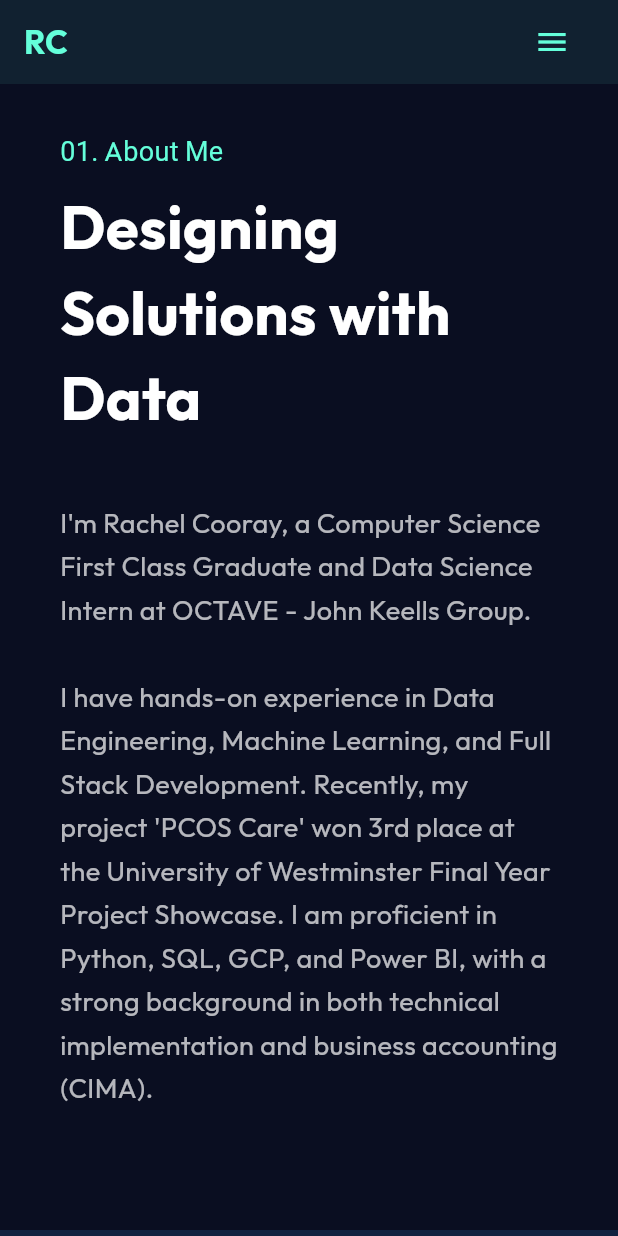
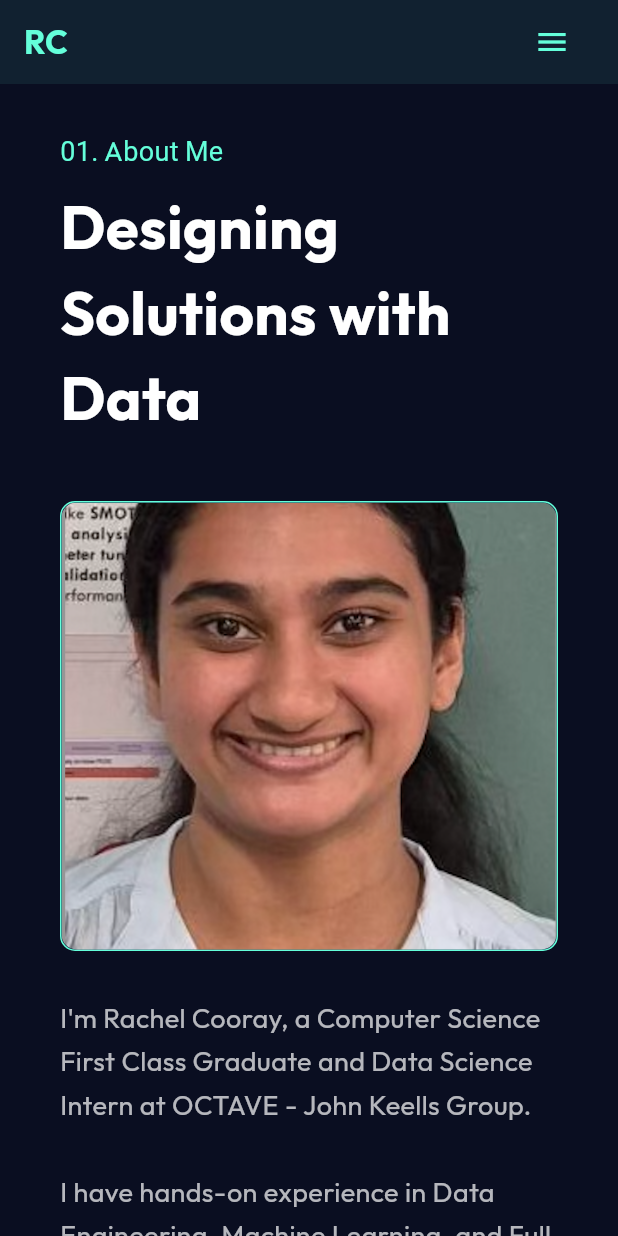
Before and after one commit to rachelcooray/portfolio, a Flutter app: the screen it shows after launch, scrolled down 1152 dp, on a phone screen of 412 x 824 dp. Run offline on Flutter 3.47's test engine with Material 3 defaults, Android fonts, the light colour scheme and no system bars; our stand-ins replace font_awesome_flutter, google_fonts; Roboto replaces fonts that are missing (Fira Code).

Commit message:
profile image updated

```diff
--- a/client/lib/sections/about_section.dart
+++ b/client/lib/sections/about_section.dart
@@ -6,28 +6,12 @@ class AboutSection extends StatelessWidget {
 
   @override
   Widget build(BuildContext context) {
-    return SectionContainer(
-      title: '01. About Me',
-      subtitle: 'Designing Solutions with Data',
-      child: Row(
-        crossAxisAlignment: CrossAxisAlignment.start,
-        children: [
-          Expanded(
-            flex: 3,
-            child: const Text(
-              "I'm Rachel Cooray, a Computer Science First Class Graduate and Data Science Intern at OCTAVE - John Keells Group.\n\n"
-              "I have hands-on experience in Data Engineering, Machine Learning, and Full Stack Development. "
-              "Recently, my project 'PCOS Care' won 3rd place at the University of Westminster Final Year Project Showcase. "
-              "I am proficient in Python, SQL, GCP, and Power BI, with a strong background in both technical implementation and business accounting (CIMA).",
-              style: TextStyle(fontSize: 18, height: 1.6, color: Colors.white70),
-            ),
-          ),
-          if (MediaQuery.of(context).size.width > 800) ...[
-            const SizedBox(width: 50),
-            Expanded(
-              flex: 2,
-              child: Container(
+    final bool isMobile = MediaQuery.of(context).size.width < 800;
+
+    // Define the image widget separately for reuse
+    Widget profileImage = Container(
       height: 300,
+      width: isMobile ? double.infinity : null, // Full width on mobile
       decoration: BoxDecoration(
         borderRadius: BorderRadius.circular(10),
         border: Border.all(color: Theme.of(context).primaryColor),
@@ -40,9 +24,35 @@ class AboutSection extends StatelessWidget {
           fit: BoxFit.cover,
         ),
       ),
-              ),
+    );
+
+    // Define the text widget separately
+    const Widget aboutText = Text(
+      "I'm Rachel Cooray, a Computer Science First Class Graduate and Data Science Intern at OCTAVE - John Keells Group.\n\n"
+      "I have hands-on experience in Data Engineering, Machine Learning, and Full Stack Development. "
+      "Recently, my project 'PCOS Care' won 3rd place at the University of Westminster Final Year Project Showcase. "
+      "I am proficient in Python, SQL, GCP, and Power BI, with a strong background in both technical implementation and business accounting (CIMA).",
+      style: TextStyle(fontSize: 18, height: 1.6, color: Colors.white70),
+    );
+
+    return SectionContainer(
+      title: '01. About Me',
+      subtitle: 'Designing Solutions with Data',
+      child: isMobile
+        ? Column(
+            crossAxisAlignment: CrossAxisAlignment.start,
+            children: [
+              profileImage,
+              const SizedBox(height: 30),
+              aboutText,
+            ],
           )
-          ]
+        : Row(
+            crossAxisAlignment: CrossAxisAlignment.start,
+            children: [
+              Expanded(flex: 3, child: aboutText),
+              const SizedBox(width: 50),
+              Expanded(flex: 2, child: profileImage),
             ],
           ),
     );
```
Also changed, not shown: client/assets/data.json (+6 -6 lines). Lines whose indentation alone changed are shown as unchanged.
